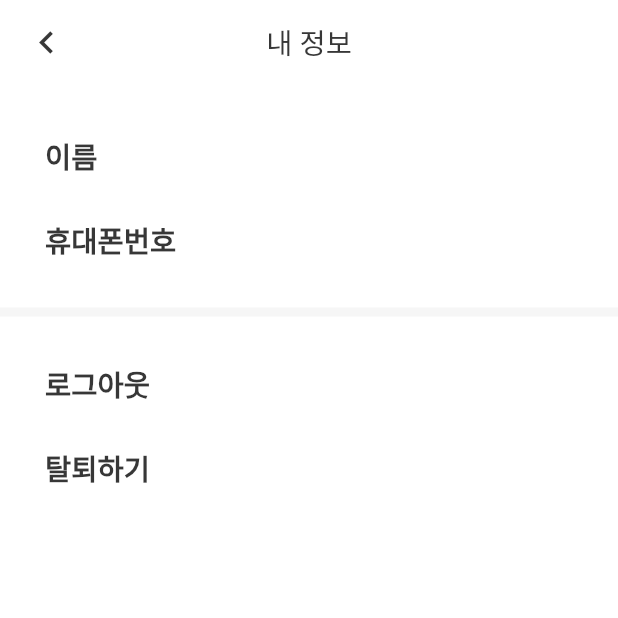
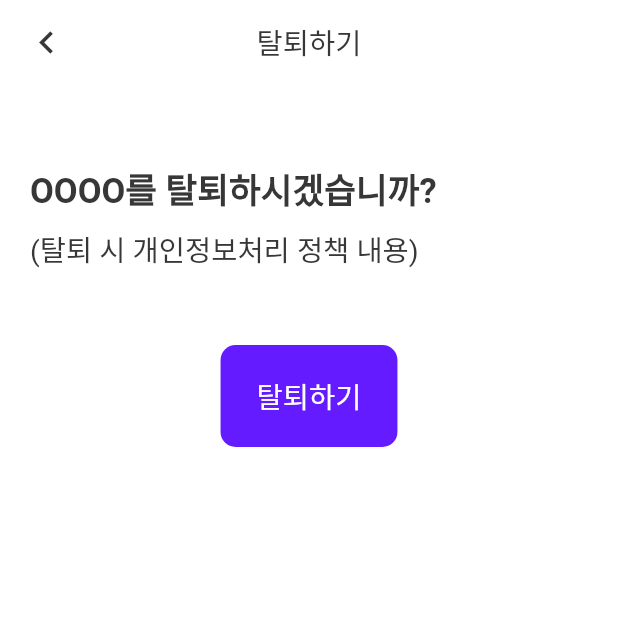
Before and after one commit to project-kdmp/kdmp_cm_app, a Flutter app: the MyPageScreen screen opened by its route, after a tap on "탈퇴하기", on a phone screen of 412 x 824 dp, the top half of it. Run offline on Flutter 3.47's test engine with Material 2 defaults, Android fonts, the phone set to English and light mode, and no system bars; our stand-ins replace device_info_plus, dio, flutter_dotenv, flutter_html, flutter_secure_storage, fluttertoast and 6 more; missing offline and left inert: flutter_naver_map; accounts and stored records are empty; network calls fail.

Commit message:
탈퇴하기 화면 UI 구현 및 회원탈퇴 API 적용

```diff
--- a/lib/domain/repository/mypage/mypage_repository.dart
+++ b/lib/domain/repository/mypage/mypage_repository.dart
@@ -6,4 +6,6 @@ abstract class MyPageRepository {
   Future<StateAPI> getProfileDetail({required DefaultRequest getProfileRequest});
 
   Future<StateAPI> addCar({required CarInfoRequest carInfoRequest});
+
+  Future<StateAPI> withdrawalMember({required DefaultRequest withdrawalMemberRequest});
 }
--- /dev/null
+++ b/lib/domain/usecase/mypage/set_withdrawal_member_usecase.dart
@@ -0,0 +1,13 @@
+import 'package:kdmp_cm_app/data/model/common/default_request.dart';
+import 'package:kdmp_cm_app/data/model/common/state.dart';
+import 'package:kdmp_cm_app/domain/repository/mypage/mypage_repository.dart';
+
+class SetWithdrawalMemberUseCase {
+  final MyPageRepository _myPageRepository;
+
+  SetWithdrawalMemberUseCase({required MyPageRepository myPageRepository}) : _myPageRepository = myPageRepository;
+
+  Future<StateAPI> execute({required DefaultRequest withdrawalMemberRequest}) async {
+    return await _myPageRepository.withdrawalMember(withdrawalMemberRequest: withdrawalMemberRequest);
+  }
+}
--- a/lib/main.dart
+++ b/lib/main.dart
@@ -17,6 +17,7 @@ import 'package:kdmp_cm_app/domain/usecase/auth/login/get_login_usecase.dart';
 import 'package:kdmp_cm_app/domain/usecase/auth/logout/set_logout_usecase.dart';
 import 'package:kdmp_cm_app/domain/usecase/mypage/get_profile_detail_usecase.dart';
 import 'package:kdmp_cm_app/domain/usecase/mypage/set_car_info_usecase.dart';
+import 'package:kdmp_cm_app/domain/usecase/mypage/set_withdrawal_member_usecase.dart';
 import 'package:kdmp_cm_app/domain/usecase/register/set_register_usecase.dart';
 import 'package:kdmp_cm_app/domain/usecase/secure_storage/jwt/get_auto_refresh_usecase.dart';
 import 'package:kdmp_cm_app/domain/usecase/secure_storage/jwt/set_auto_refresh_usecase.dart';
@@ -156,6 +157,8 @@ void main() async {
   final myPageRepository = MyPageRepositoryImpl(dio);
   final getProfileDetailUseCase = GetProfileDetailUseCase(myPageRepository: myPageRepository);
   getIt.registerSingleton<GetProfileDetailUseCase>(getProfileDetailUseCase);
+  final setWithdrawalMemberUseCase = SetWithdrawalMemberUseCase(myPageRepository: myPageRepository);
+  getIt.registerSingleton<SetWithdrawalMemberUseCase>(setWithdrawalMemberUseCase);
   final setCarInfoUseCase = SetCarInfoUseCase(myPageRepository: myPageRepository);
   getIt.registerSingleton<SetCarInfoUseCase>(setCarInfoUseCase);
 
--- a/lib/presentation/router/router.dart
+++ b/lib/presentation/router/router.dart
@@ -9,6 +9,7 @@ import 'package:kdmp_cm_app/presentation/view/screen/home/home_screen.dart';
 import 'package:kdmp_cm_app/presentation/view/screen/menu/menu_screen.dart';
 import 'package:kdmp_cm_app/presentation/view/screen/menu/setup_screen.dart';
 import 'package:kdmp_cm_app/presentation/view/screen/mypage/mypage_screen.dart';
+import 'package:kdmp_cm_app/presentation/view/screen/mypage/withdraw_screen.dart';
 import 'package:kdmp_cm_app/presentation/view/screen/onboarding/onboarding_screen.dart';
 import 'package:kdmp_cm_app/presentation/view/screen/permission/permission_screen.dart';
 import 'package:kdmp_cm_app/presentation/view/screen/register/no_permission_screen.dart';
@@ -154,7 +155,16 @@ final GoRouter router = GoRouter(
           name: MyPageScreen.routeName,
           path: MyPageScreen.routeName,
           builder: (context, state) => const MyPageScreen(),
+          routes: [
+            /// 탈퇴하기
+            GoRoute(
+              name: WithdrawScreen.routeName,
+              path: WithdrawScreen.routeName,
+              builder: (context, state) => const WithdrawScreen(),
+            ),
+          ],
         ),
+
         /// 환경설정
         GoRoute(
           name: SetupScreen.routeName,
--- a/lib/presentation/values/strings.dart
+++ b/lib/presentation/values/strings.dart
@@ -140,3 +140,14 @@ abstract class StringMyPage {
 
   static const String logoutConfirm = "정말 로그아웃 하시겠습니까?";
 }
+
+abstract class StringWithdraw {
+  StringWithdraw._();
+
+  static const String title = "탈퇴하기";
+  static const String content1 = "OOOO를 탈퇴하시겠습니까?";
+  static const String content2 = "(탈퇴 시 개인정보처리 정책 내용)";
+  static const String bottomButton = "탈퇴하기";
+
+  static const String withdrawalConfirm = "정말 탈퇴하시겠습니까?";
+}
--- a/lib/presentation/view/screen/mypage/mypage_screen.dart
+++ b/lib/presentation/view/screen/mypage/mypage_screen.dart
@@ -12,6 +12,7 @@ import 'package:kdmp_cm_app/presentation/values/strings.dart';
 import 'package:kdmp_cm_app/presentation/view/dialog/custom_alert_dialog.dart';
 import 'package:kdmp_cm_app/presentation/view/dialog/custon_confirm_dialog.dart';
 import 'package:kdmp_cm_app/presentation/view/screen/auth/login_screen.dart';
+import 'package:kdmp_cm_app/presentation/view/screen/mypage/withdraw_screen.dart';
 import 'package:kdmp_cm_app/presentation/view/widget/common/behavior/custom_scroll_behavior.dart';
 import 'package:kdmp_cm_app/presentation/view/widget/common/section/base_appbar.dart';
 import 'package:kdmp_cm_app/presentation/view/widget/menu/custom_move_button.dart';
@@ -112,8 +113,7 @@ class _MyPageScreenState extends State<MyPageScreen> {
                   text: StringMyPage.withdraw,
                   isArrow: false,
                   onPressed: () {
-                    // TODO: 탈퇴하기 화면으로 이동
-                    // context.goNamed(WithdrawScreen.routeName);
+                    context.goNamed(WithdrawScreen.routeName);
                   },
                 ),
                 const SizedBox(height: 24),
--- /dev/null
+++ b/lib/presentation/view/screen/mypage/withdraw_screen.dart
@@ -0,0 +1,138 @@
+import 'package:flutter/material.dart';
+import 'package:fluttertoast/fluttertoast.dart';
+import 'package:get_it/get_it.dart';
+import 'package:go_router/go_router.dart';
+import 'package:kdmp_cm_app/data/model/common/state.dart';
+import 'package:kdmp_cm_app/domain/usecase/mypage/set_withdrawal_member_usecase.dart';
+import 'package:kdmp_cm_app/domain/usecase/secure_storage/mbr/delete_storage_user_data_usecase.dart';
+import 'package:kdmp_cm_app/domain/usecase/secure_storage/mbr/get_mbrsq_usecase.dart';
+import 'package:kdmp_cm_app/presentation/values/strings.dart';
+import 'package:kdmp_cm_app/presentation/view/dialog/custon_confirm_dialog.dart';
+import 'package:kdmp_cm_app/presentation/view/screen/splash/splash_screen.dart';
+import 'package:kdmp_cm_app/presentation/view/widget/common/behavior/custom_scroll_behavior.dart';
+import 'package:kdmp_cm_app/presentation/view/widget/common/button/custom_elevated_button.dart';
+import 'package:kdmp_cm_app/presentation/view/widget/common/section/base_appbar.dart';
+import 'package:kdmp_cm_app/presentation/viewmodel/mypage/withdraw_viewmodel.dart';
+import 'package:provider/provider.dart';
+
+/// 탈퇴하기 화면
+class WithdrawScreen extends StatefulWidget {
+  const WithdrawScreen({Key? key}) : super(key: key);
+
+  static const String routeName = "withdraw";
+
+  @override
+  State<WithdrawScreen> createState() => _WithdrawScreenState();
+}
+
+class _WithdrawScreenState extends State<WithdrawScreen> {
+  late final WithdrawViewModel _withdrawViewModel;
+
+  @override
+  void initState() {
+    super.initState();
+    initViewModel();
+  }
+
+  /// Create
+  void initViewModel() {
+    _withdrawViewModel = WithdrawViewModel(
+      getMbrSqUseCase: GetIt.instance<GetMbrSqUseCase>(),
+      setWithdrawalMemberUseCase: GetIt.instance<SetWithdrawalMemberUseCase>(),
+      deleteStorageUserDataUseCase: GetIt.instance<DeleteStorageUserDataUseCase>(),
+    );
+  }
+
+  @override
+  Widget build(BuildContext context) {
+    /// Provider
+    return MultiProvider(
+      providers: [
+        Provider<WithdrawViewModel>(
+          create: (context) => _withdrawViewModel,
+        ),
+      ],
+      child: Scaffold(
+        /// 상단 앱바
+        appBar: BaseAppBar(
+          appBar: AppBar(),
+          title: StringWithdraw.title,
+        ),
+
+        /// 화면
+        body: SafeArea(
+          child: ScrollConfiguration(
+            behavior: CustomScrollBehavior(),
+            child: SingleChildScrollView(
+              child: Column(
+                children: [
+                  /// 내용
+                  Padding(
+                    padding: const EdgeInsets.all(20),
+                    child: Column(
+                      children: [
+                        const SizedBox(height: 32),
+                        Container(
+                          alignment: Alignment.centerLeft,
+                          child: Text(
+                            StringWithdraw.content1,
+                            style: Theme.of(context).textTheme.displaySmall,
+                          ),
+                        ),
+                        const SizedBox(height: 10),
+                        Container(
+                          alignment: Alignment.centerLeft,
+                          child: Text(
+                            StringWithdraw.content2,
+                            style: Theme.of(context).textTheme.bodyLarge,
+                            textAlign: TextAlign.left,
+                          ),
+                        ),
+                        const SizedBox(height: 30),
+                      ],
+                    ),
+                  ),
+
+                  /// 탈퇴 버튼
+                  CustomElevatedButton(
+                    text: StringWithdraw.bottomButton,
+                    onPressed: () async {
+                      _showWithdrawalDialog();
+                    },
+                    backgroundColor: Theme.of(context).colorScheme.secondary,
+                    minimumSize: const Size(double.minPositive, double.minPositive),
+                  ),
+                ],
+              ),
+            ),
+          ),
+        ),
+      ),
+    );
+  }
+
+  /// 탈퇴하기 확인 팝업
+  _showWithdrawalDialog() {
+    return showDialog(
+      context: context,
+      barrierDismissible: true, // dialog 영역 외 터치 여부
+      builder: (BuildContext context) {
+        return CustomConfirmDialog(
+          content: StringWithdraw.withdrawalConfirm,
+          isWarning: true,
+          onConfirm: () async {
+            /// 탈퇴하기 처리
+            final result = await _withdrawViewModel.withdraw();
+            if (result is Success) {
+              context.goNamed(SplashScreen.routeName);
+            } else if (result is Bad) {
+              Fluttertoast.showToast(msg: StringCommon.httpBad);
+            } else if (result is Fail) {
+              Fluttertoast.showToast(msg: "${result.errorMessage}");
+            }
+          },
+        );
+      },
+    );
+  }
+}
--- /dev/null
+++ b/lib/presentation/viewmodel/mypage/withdraw_viewmodel.dart
@@ -0,0 +1,37 @@
+import 'package:kdmp_cm_app/data/model/common/default_request.dart';
+import 'package:kdmp_cm_app/data/model/common/state.dart';
+import 'package:kdmp_cm_app/domain/usecase/mypage/set_withdrawal_member_usecase.dart';
+import 'package:kdmp_cm_app/domain/usecase/secure_storage/mbr/delete_storage_user_data_usecase.dart';
+import 'package:kdmp_cm_app/domain/usecase/secure_storage/mbr/get_mbrsq_usecase.dart';
+
+class WithdrawViewModel {
+  WithdrawViewModel({
+    required this.getMbrSqUseCase,
+    required this.setWithdrawalMemberUseCase,
+    required this.deleteStorageUserDataUseCase,
+  });
+
+  final GetMbrSqUseCase getMbrSqUseCase;
+  final SetWithdrawalMemberUseCase setWithdrawalMemberUseCase;
+  final DeleteStorageUserDataUseCase deleteStorageUserDataUseCase;
+
+  /// 상태
+  StateAPI state = Loading();
+
+  /// 탈퇴하기 API
+  Future<StateAPI> withdraw() async {
+    state = Loading();
+
+    final mbrSq = await getMbrSqUseCase.execute();
+
+    final request = DefaultRequest(mbrSq: mbrSq);
+    final result = await setWithdrawalMemberUseCase.execute(withdrawalMemberRequest: request);
+    state = result;
+
+    if (result is Success) {
+      await deleteStorageUserDataUseCase.withdrawal();
+    }
+
+    return result;
+  }
+}
```
Also changed, not shown: lib/data/repository/mypage/mypage_repository_impl.dart (+43 -0 lines).
